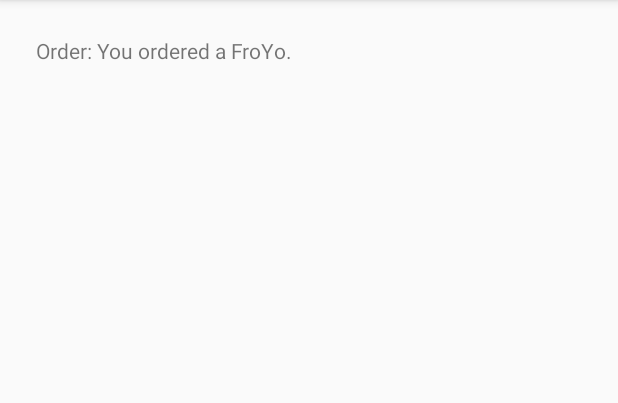
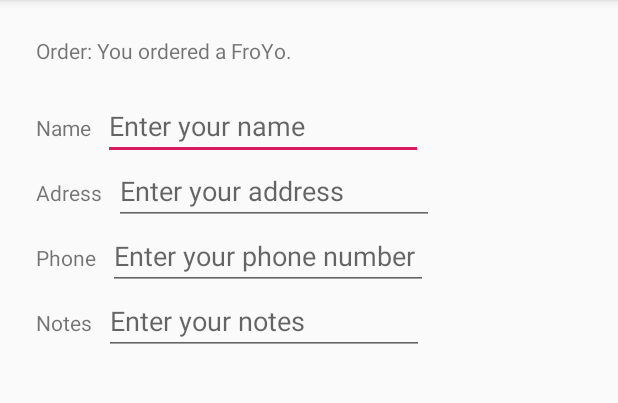
Before and after one commit to frankehlers/DroidCafe, an Android app: the screen it shows after launch (OrderActivity), after a tap on an icon or button, on a phone screen of 412 x 824 dp, the part 84-487 px from its top. Run offline under Robolectric (Android 15) with nearby library versions, the phone set to English and light mode, and no system bars.

Commit message:
text labels and edits added to activity order

```diff
--- a/app/src/main/res/layout/activity_order.xml
+++ b/app/src/main/res/layout/activity_order.xml
@@ -16,4 +16,97 @@
         android:text="@string/your_order_label"
         app:layout_constraintStart_toStartOf="parent"
         app:layout_constraintTop_toTopOf="parent" />
+
+    <TextView
+        android:id="@+id/text_label"
+        android:layout_width="wrap_content"
+        android:layout_height="wrap_content"
+        android:layout_marginStart="24dp"
+        android:layout_marginLeft="24dp"
+        android:layout_marginTop="32dp"
+        android:text="@string/name_label"
+        app:layout_constraintStart_toStartOf="parent"
+        app:layout_constraintTop_toBottomOf="@+id/order_textview" />
+
+    <EditText
+        android:id="@+id/name_text"
+        android:layout_width="wrap_content"
+        android:layout_height="wrap_content"
+        android:layout_marginStart="8dp"
+        android:layout_marginLeft="8dp"
+        android:ems="10"
+        android:hint="@string/enter_name_hint"
+        android:inputType="textPersonName"
+        app:layout_constraintBaseline_toBaselineOf="@+id/text_label"
+        app:layout_constraintStart_toEndOf="@+id/text_label" />
+
+    <TextView
+        android:id="@+id/address_label"
+        android:layout_width="wrap_content"
+        android:layout_height="wrap_content"
+        android:layout_marginStart="24dp"
+        android:layout_marginLeft="24dp"
+        android:layout_marginTop="24dp"
+        android:text="@string/adress_label"
+        app:layout_constraintStart_toStartOf="parent"
+        app:layout_constraintTop_toBottomOf="@+id/text_label" />
+
+    <EditText
+        android:id="@+id/address_text"
+        android:layout_width="wrap_content"
+        android:layout_height="wrap_content"
+        android:layout_marginStart="8dp"
+        android:layout_marginLeft="8dp"
+        android:ems="10"
+        android:inputType="textMultiLine"
+        android:hint="@string/enter_address_hint"
+        app:layout_constraintBaseline_toBaselineOf="@+id/address_label"
+        app:layout_constraintStart_toEndOf="@+id/address_label" />
+
+    <TextView
+        android:id="@+id/phone_label"
+        android:layout_width="wrap_content"
+        android:layout_height="wrap_content"
+        android:layout_marginStart="24dp"
+        android:layout_marginLeft="24dp"
+        android:layout_marginTop="24dp"
+        android:text="@string/phone_label"
+        app:layout_constraintStart_toStartOf="parent"
+        app:layout_constraintTop_toBottomOf="@+id/address_label" />
+
+    <EditText
+        android:id="@+id/editText4"
+        android:layout_width="wrap_content"
+        android:layout_height="wrap_content"
+        android:layout_marginStart="8dp"
+        android:layout_marginLeft="8dp"
+        android:ems="10"
+        android:hint="@string/enter_phone_hint"
+        android:inputType="phone"
+        app:layout_constraintBaseline_toBaselineOf="@+id/phone_label"
+        app:layout_constraintStart_toEndOf="@+id/phone_label" />
+
+    <TextView
+        android:id="@+id/notes_label"
+        android:layout_width="wrap_content"
+        android:layout_height="wrap_content"
+        android:layout_marginStart="24dp"
+        android:layout_marginLeft="24dp"
+        android:layout_marginTop="24dp"
+        android:text="@string/notes_label"
+        app:layout_constraintStart_toStartOf="parent"
+        app:layout_constraintTop_toBottomOf="@+id/phone_label" />
+
+    <EditText
+        android:id="@+id/notes_text"
+        android:layout_width="wrap_content"
+        android:layout_height="wrap_content"
+        android:layout_marginStart="8dp"
+        android:layout_marginLeft="8dp"
+        android:ems="10"
+        android:hint="@string/enter_notes_hint"
+        android:inputType="textCapSentences|textMultiLine"
+        app:layout_constraintBaseline_toBaselineOf="@+id/notes_label"
+        app:layout_constraintStart_toEndOf="@+id/notes_label" />
+
 </android.support.constraint.ConstraintLayout>
--- a/app/src/main/res/values/strings.xml
+++ b/app/src/main/res/values/strings.xml
@@ -12,4 +12,12 @@
     <string name="ice_cream_order_message">You ordered an ice cream sandwich.</string>
     <string name="froyo_order_message">You ordered a FroYo.</string>
     <string name="your_order_label">Your order</string>
+    <string name="enter_name_hint">Enter your name</string>
+    <string name="name_label">Name</string>
+    <string name="enter_address_hint">Enter your address</string>
+    <string name="enter_phone_hint">Enter your phone number</string>
+    <string name="enter_notes_hint">Enter your notes</string>
+    <string name="notes_label">Notes</string>
+    <string name="phone_label">Phone</string>
+    <string name="adress_label">Adress</string>
 </resources>
```
